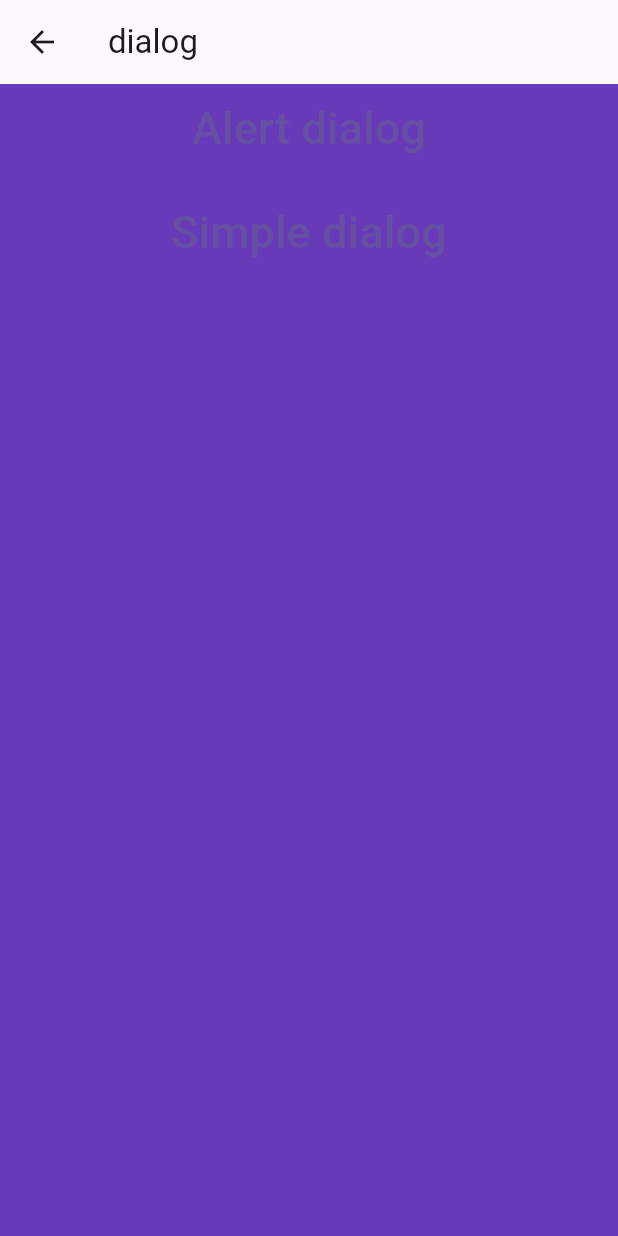
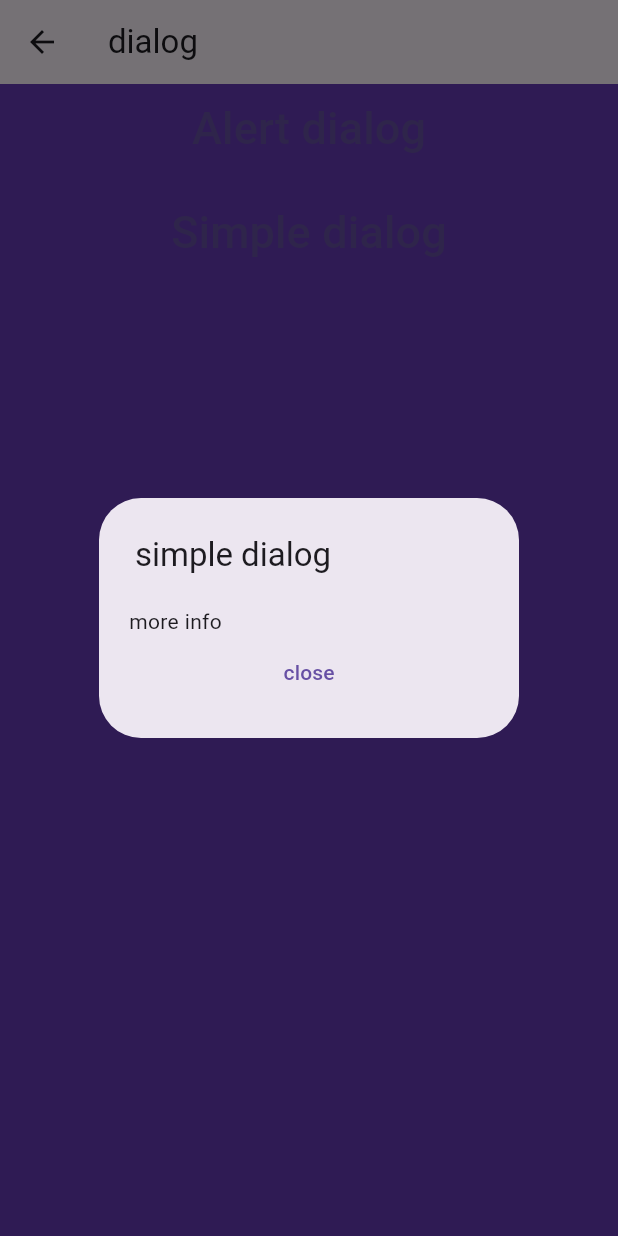
Before and after one commit to sumitjr3/widgets_flutter, a Flutter app: the dialogView screen opened by its route, after a tap on "Simple dialog", on a phone screen of 412 x 824 dp. Run offline on Flutter 3.47's test engine with Material 3 defaults, Android fonts, the phone set to English and light mode, and no system bars.

Commit message:
updated dialog

```diff
--- a/lib/views/dialog.dart
+++ b/lib/views/dialog.dart
@@ -54,7 +54,9 @@ class _dialogViewState extends State<dialogView> {
               ),
               TextButton(
                 onPressed: () {
-                  SimpleDialog(
+                  showDialog(
+                      context: context,
+                      builder: (context) => SimpleDialog(
                             title: const Text('simple dialog'),
                             contentPadding: const EdgeInsets.all(20),
                             children: [
@@ -66,7 +68,7 @@ class _dialogViewState extends State<dialogView> {
                                 child: const Text('close'),
                               ),
                             ],
-                  );
+                          ));
                 },
                 child: const Text(
                   'Simple dialog',
```
Lines whose indentation alone changed are shown as unchanged.
